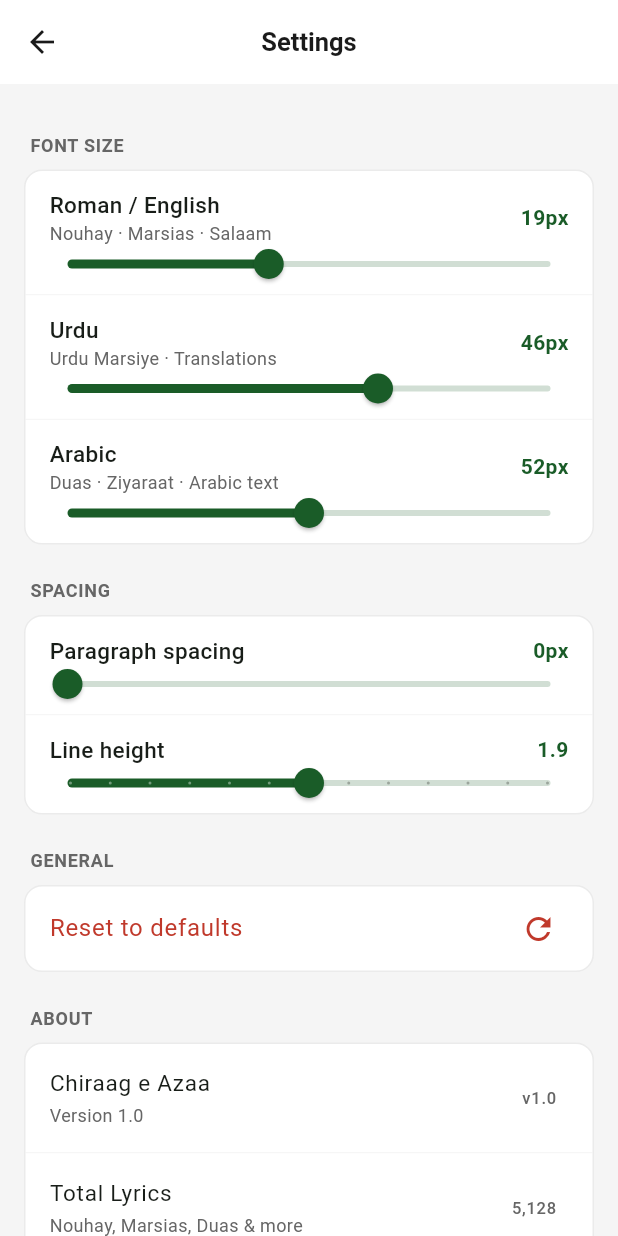
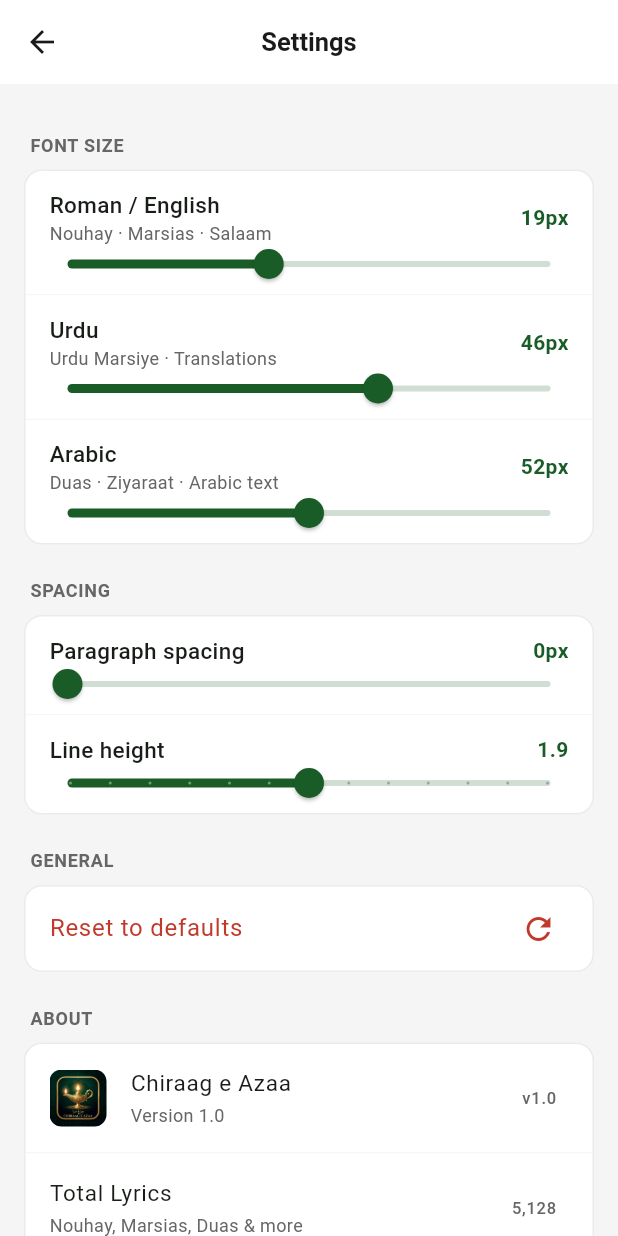
Before and after one commit to Abobker85/ChiraagEAzaa, a Flutter app: the SettingsScreen screen opened directly, on a phone screen of 412 x 824 dp. Run offline on Flutter 3.47's test engine with Material 3 defaults, Android fonts, the phone set to English and light mode, and no system bars; our stand-ins replace firebase_core, firebase_messaging, flutter_html, flutter_local_notifications, just_audio, sqflite and 1 more; accounts and stored records are empty.

Commit message:
logo updates

```diff
--- a/lib/screens/lyric_detail_screen.dart
+++ b/lib/screens/lyric_detail_screen.dart
@@ -3,7 +3,6 @@ import 'package:flutter/services.dart';
 import 'package:flutter_html/flutter_html.dart';
 import '../theme.dart';
 import '../models/lyric_item.dart';
-import '../services/content_service.dart';
 import '../services/database_service.dart';
 import '../services/settings_service.dart';
 import '../widgets/audio_player_widget.dart';
@@ -187,9 +186,6 @@ class _LyricDetailScreenState extends State<LyricDetailScreen> {
   /// Build RTL paragraphs directly as Flutter widgets for reliable font control.
   List<Widget> _buildRtlParagraphs(AppSettings s) {
     if (_html == null) return [];
-    // Extract text from each paragraph tag (blockquote = Arabic, p = Urdu)
-    final blockquoteRegex = RegExp(r'<blockquote[^>]*>(.*?)</blockquote>', dotAll: true);
-    final pRegex = RegExp(r'<p[^>]*>(.*?)</p>', dotAll: true);
     // Find all tags in order
     final allTags = RegExp(r'<(blockquote|p)[^>]*>(.*?)</\1>', dotAll: true);
     final matches = allTags.allMatches(_html!);
--- a/lib/screens/settings_screen.dart
+++ b/lib/screens/settings_screen.dart
@@ -155,7 +155,20 @@ class _SettingsScreenState extends State<SettingsScreen> {
             ]),
             _sectionHeader('About'),
             _settingsCard([
-              _infoRow('Chiraag e Azaa', 'Version 1.0', trailing: const Text('v1.0', style: TextStyle(color: AppTheme.textSecondary))),
+              _infoRow(
+                'Chiraag e Azaa',
+                'Version 1.0',
+                leading: ClipRRect(
+                  borderRadius: BorderRadius.circular(8),
+                  child: Image.asset(
+                    'assets/icon/app_icon.png',
+                    width: 38,
+                    height: 38,
+                    fit: BoxFit.cover,
+                  ),
+                ),
+                trailing: const Text('v1.0', style: TextStyle(color: AppTheme.textSecondary)),
+              ),
               const Divider(height: 1, thickness: 0.5, color: AppTheme.separator),
               _infoRow('Total Lyrics', 'Nouhay, Marsias, Duas & more', trailing: const Text('5,128', style: TextStyle(color: AppTheme.textSecondary))),
               const Divider(height: 1, thickness: 0.5, color: AppTheme.separator),
@@ -282,7 +295,8 @@ class _SettingsScreenState extends State<SettingsScreen> {
     );
   }
 
-  Widget _infoRow(String label, String sub, {Widget? trailing}) => ListTile(
+  Widget _infoRow(String label, String sub, {Widget? trailing, Widget? leading}) => ListTile(
+    leading: leading,
     title: Text(label, style: const TextStyle(fontSize: 15)),
     subtitle: Text(sub, style: const TextStyle(fontSize: 12, color: AppTheme.textSecondary)),
     trailing: trailing,
```
Also changed, not shown: lib/screens/home_screen.dart (+16 -1 lines), pubspec.yaml (+12 -0 lines), assets/icon/app_icon.png (added), assets/icon/app_icon_concept2.png (added), assets/icon/app_icon_concept3.png (added), pubspec.lock, 33 other files.
